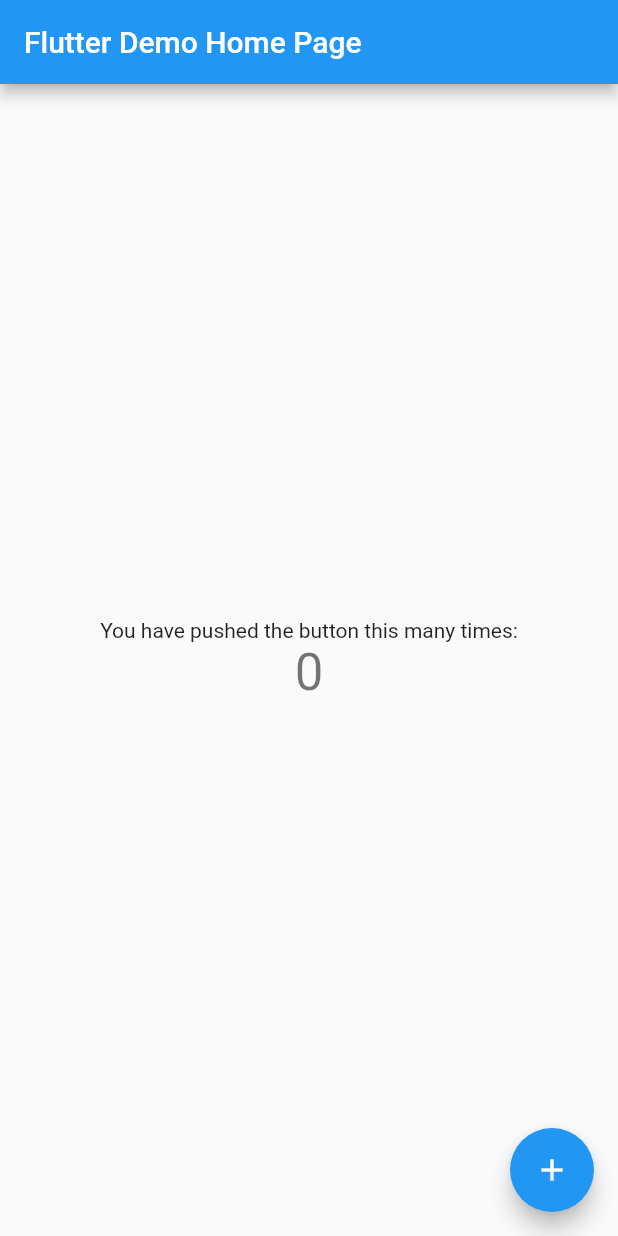
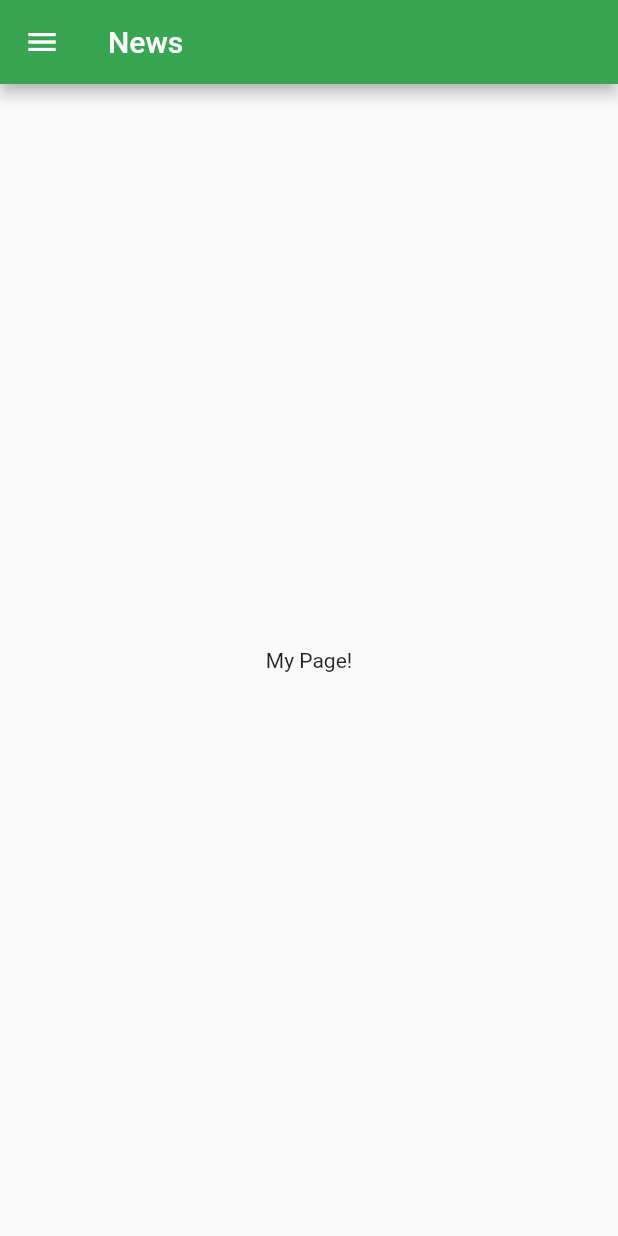
Before and after one commit to SalmaAhmed20/news_app, a Flutter app: the screen it shows after launch, on a phone screen of 412 x 824 dp. Run offline on Flutter 3.47's test engine with Material 2 defaults, Android fonts, the phone set to English and light mode, and no system bars.

Commit message:
Side_menu

```diff
--- /dev/null
+++ b/lib/Side_menu.dart
@@ -0,0 +1,85 @@
+import 'package:flutter/material.dart';
+
+class Side_Menu extends StatelessWidget {
+  @override
+  Widget build(BuildContext context) {
+    return Scaffold(
+      appBar: AppBar(
+        title: Text("News"),
+        backgroundColor: Color.fromARGB(255, 57, 165, 82),
+      ),
+      body: const Center(
+        child: Text('My Page!'),
+      ),
+      drawer: Drawer(
+        child: ListView(
+          padding: EdgeInsets.zero,
+          children: [
+            Container(
+              height: 140,
+              child: const DrawerHeader(
+                decoration: BoxDecoration(
+                  color: Color.fromARGB(255, 57, 165, 82),
+                ),
+                child: Center(
+                  child: Text(
+                    'News App!',
+                    style: TextStyle(
+                        color: Colors.white,
+                        fontSize: 25,
+                        fontWeight: FontWeight.bold,
+                        fontFamily: 'Poppins'),
+                  ),
+                ),
+              ),
+            ),
+            ListTile(
+              contentPadding: EdgeInsets.only(top: 10, left: 10),
+              leading: Icon(
+                Icons.view_list_rounded,
+                size: 35,
+                color: Colors.black,
+              ),
+              title: Align(
+                child: new Text(
+                  'Categories',
+                  style: TextStyle(
+                      fontSize: 25,
+                      fontWeight: FontWeight.bold,
+                      fontFamily: 'Poppins'),
+                ),
+                alignment: Alignment(-1.2, 0),
+              ),
+              onTap: () {
+                Navigator.pop(context);
+              },
+            ),
+            ListTile(
+              contentPadding: EdgeInsets.only(left: 10),
+              dense: true,
+              visualDensity: VisualDensity(horizontal: 0, vertical: -4),
+              leading: Icon(
+                Icons.settings,
+                size: 35,
+                color: Colors.black,
+              ),
+              title: Align(
+                child: new Text(
+                  'Settings',
+                  style: TextStyle(
+                      fontSize: 25,
+                      fontWeight: FontWeight.bold,
+                      fontFamily: 'Poppins'),
+                ),
+                alignment: Alignment(-1.2, 0),
+              ),
+              onTap: () {
+                Navigator.pop(context);
+              },
+            ),
+          ],
+        ),
+      ),
+    );
+  }
+}
--- a/lib/main.dart
+++ b/lib/main.dart
@@ -1,113 +1,19 @@
 import 'package:flutter/material.dart';
 
-void main() {
-  runApp(MyApp());
+import 'Side_menu.dart';
+
+void main() => runApp(MyApp());
+
+class MyApp extends StatefulWidget {
+  @override
+  _MyAppState createState() => _MyAppState();
 }
 
-class MyApp extends StatelessWidget {
-  // This widget is the root of your application.
+class _MyAppState extends State<MyApp> {
   @override
   Widget build(BuildContext context) {
     return MaterialApp(
-      title: 'Flutter Demo',
-      theme: ThemeData(
-        // This is the theme of your application.
-        //
-        // Try running your application with "flutter run". You'll see the
-        // application has a blue toolbar. Then, without quitting the app, try
-        // changing the primarySwatch below to Colors.green and then invoke
-        // "hot reload" (press "r" in the console where you ran "flutter run",
-        // or simply save your changes to "hot reload" in a Flutter IDE).
-        // Notice that the counter didn't reset back to zero; the application
-        // is not restarted.
-        primarySwatch: Colors.blue,
-      ),
-      home: MyHomePage(title: 'Flutter Demo Home Page'),
+      home: Side_Menu(),
     );
   }
 }
-
-class MyHomePage extends StatefulWidget {
-  MyHomePage({Key? key, required this.title}) : super(key: key);
-
-  // This widget is the home page of your application. It is stateful, meaning
-  // that it has a State object (defined below) that contains fields that affect
-  // how it looks.
-
-  // This class is the configuration for the state. It holds the values (in this
-  // case the title) provided by the parent (in this case the App widget) and
-  // used by the build method of the State. Fields in a Widget subclass are
-  // always marked "final".
-
-  final String title;
-
-  @override
-  _MyHomePageState createState() => _MyHomePageState();
-}
-
-class _MyHomePageState extends State<MyHomePage> {
-  int _counter = 0;
-
-  void _incrementCounter() {
-    setState(() {
-      // This call to setState tells the Flutter framework that something has
-      // changed in this State, which causes it to rerun the build method below
-      // so that the display can reflect the updated values. If we changed
-      // _counter without calling setState(), then the build method would not be
-      // called again, and so nothing would appear to happen.
-      _counter++;
-    });
-  }
-
-  @override
-  Widget build(BuildContext context) {
-    // This method is rerun every time setState is called, for instance as done
-    // by the _incrementCounter method above.
-    //
-    // The Flutter framework has been optimized to make rerunning build methods
-    // fast, so that you can just rebuild anything that needs updating rather
-    // than having to individually change instances of widgets.
-    return Scaffold(
-      appBar: AppBar(
-        // Here we take the value from the MyHomePage object that was created by
-        // the App.build method, and use it to set our appbar title.
-        title: Text(widget.title),
-      ),
-      body: Center(
-        // Center is a layout widget. It takes a single child and positions it
-        // in the middle of the parent.
-        child: Column(
-          // Column is also a layout widget. It takes a list of children and
-          // arranges them vertically. By default, it sizes itself to fit its
-          // children horizontally, and tries to be as tall as its parent.
-          //
-          // Invoke "debug painting" (press "p" in the console, choose the
-          // "Toggle Debug Paint" action from the Flutter Inspector in Android
-          // Studio, or the "Toggle Debug Paint" command in Visual Studio Code)
-          // to see the wireframe for each widget.
-          //
-          // Column has various properties to control how it sizes itself and
-          // how it positions its children. Here we use mainAxisAlignment to
-          // center the children vertically; the main axis here is the vertical
-          // axis because Columns are vertical (the cross axis would be
-          // horizontal).
-          mainAxisAlignment: MainAxisAlignment.center,
-          children: <Widget>[
-            Text(
-              'You have pushed the button this many times:',
-            ),
-            Text(
-              '$_counter',
-              style: Theme.of(context).textTheme.headline4,
-            ),
-          ],
-        ),
-      ),
-      floatingActionButton: FloatingActionButton(
-        onPressed: _incrementCounter,
-        tooltip: 'Increment',
-        child: Icon(Icons.add),
-      ), // This trailing comma makes auto-formatting nicer for build methods.
-    );
-  }
-}
```
Also changed, not shown: pubspec.yaml (+8 -8 lines), assets/fonts/Poppins-Bold.ttf (added), pubspec.lock.
